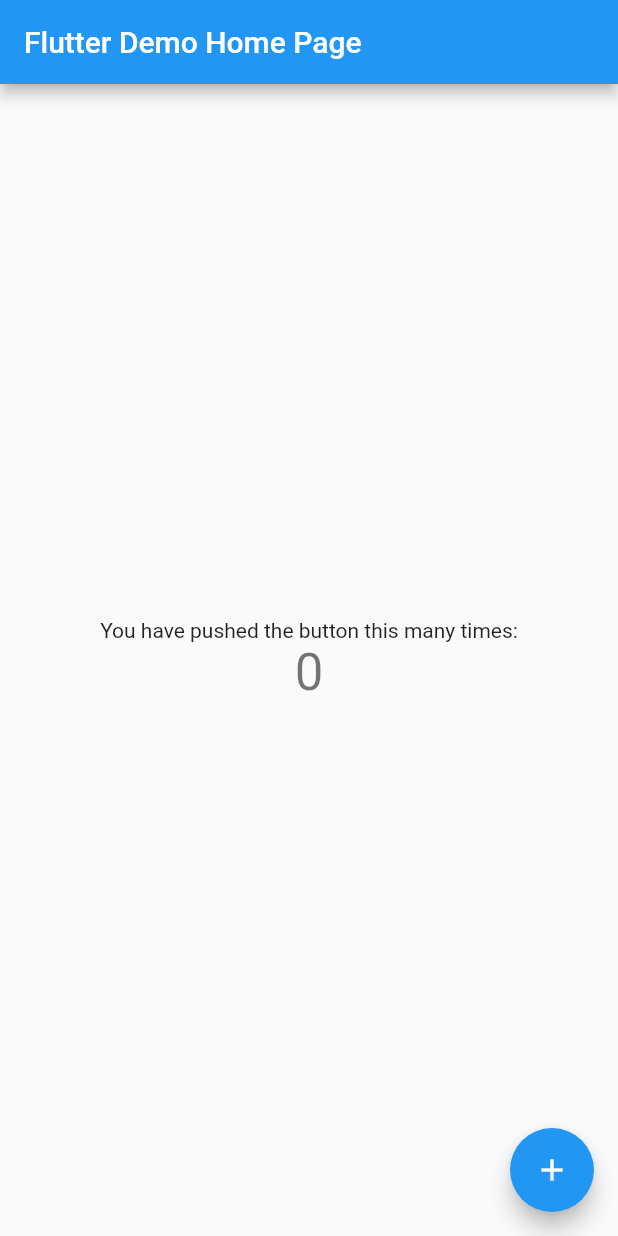
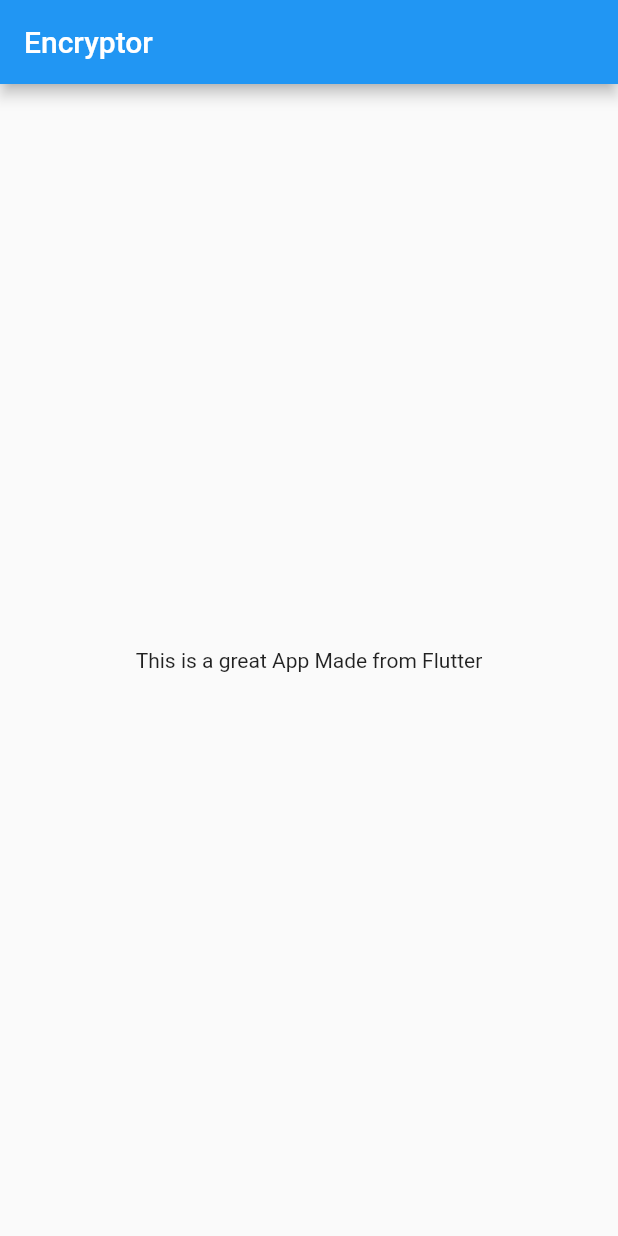
Before and after one commit to avijeetpandey/encryptor, a Flutter app: the screen it shows after launch, on a phone screen of 412 x 824 dp. Run offline on Flutter 3.47's test engine with Material 2 defaults, Android fonts, the phone set to English and light mode, and no system bars.

Commit message:
code cleanup

```diff
--- /dev/null
+++ b/lib/HomePage.dart
@@ -0,0 +1,15 @@
+import 'package:flutter/material.dart';
+
+class HomePage extends StatelessWidget {
+  @override
+  Widget build(BuildContext context) {
+    return Scaffold(
+      appBar: AppBar(
+        title: Text("Encryptor"),
+      ),
+      body: Center(
+        child: Text("This is a great App Made from Flutter"),
+      ),
+    );
+  }
+}
--- a/lib/main.dart
+++ b/lib/main.dart
@@ -1,117 +1,17 @@
 import 'package:flutter/material.dart';
+import './HomePage.dart';
 
 void main() {
   runApp(MyApp());
 }
 
 class MyApp extends StatelessWidget {
-  // This widget is the root of your application.
   @override
   Widget build(BuildContext context) {
     return MaterialApp(
-      title: 'Flutter Demo',
-      theme: ThemeData(
-        // This is the theme of your application.
-        //
-        // Try running your application with "flutter run". You'll see the
-        // application has a blue toolbar. Then, without quitting the app, try
-        // changing the primarySwatch below to Colors.green and then invoke
-        // "hot reload" (press "r" in the console where you ran "flutter run",
-        // or simply save your changes to "hot reload" in a Flutter IDE).
-        // Notice that the counter didn't reset back to zero; the application
-        // is not restarted.
-        primarySwatch: Colors.blue,
-        // This makes the visual density adapt to the platform that you run
-        // the app on. For desktop platforms, the controls will be smaller and
-        // closer together (more dense) than on mobile platforms.
-        visualDensity: VisualDensity.adaptivePlatformDensity,
-      ),
-      home: MyHomePage(title: 'Flutter Demo Home Page'),
+      title: 'Encryptor',
+      debugShowCheckedModeBanner: false,
+      home: HomePage(),
     );
   }
 }
-
-class MyHomePage extends StatefulWidget {
-  MyHomePage({Key key, this.title}) : super(key: key);
-
-  // This widget is the home page of your application. It is stateful, meaning
-  // that it has a State object (defined below) that contains fields that affect
-  // how it looks.
-
-  // This class is the configuration for the state. It holds the values (in this
-  // case the title) provided by the parent (in this case the App widget) and
-  // used by the build method of the State. Fields in a Widget subclass are
-  // always marked "final".
-
-  final String title;
-
-  @override
-  _MyHomePageState createState() => _MyHomePageState();
-}
-
-class _MyHomePageState extends State<MyHomePage> {
-  int _counter = 0;
-
-  void _incrementCounter() {
-    setState(() {
-      // This call to setState tells the Flutter framework that something has
-      // changed in this State, which causes it to rerun the build method below
-      // so that the display can reflect the updated values. If we changed
-      // _counter without calling setState(), then the build method would not be
-      // called again, and so nothing would appear to happen.
-      _counter++;
-    });
-  }
-
-  @override
-  Widget build(BuildContext context) {
-    // This method is rerun every time setState is called, for instance as done
-    // by the _incrementCounter method above.
-    //
-    // The Flutter framework has been optimized to make rerunning build methods
-    // fast, so that you can just rebuild anything that needs updating rather
-    // than having to individually change instances of widgets.
-    return Scaffold(
-      appBar: AppBar(
-        // Here we take the value from the MyHomePage object that was created by
-        // the App.build method, and use it to set our appbar title.
-        title: Text(widget.title),
-      ),
-      body: Center(
-        // Center is a layout widget. It takes a single child and positions it
-        // in the middle of the parent.
-        child: Column(
-          // Column is also a layout widget. It takes a list of children and
-          // arranges them vertically. By default, it sizes itself to fit its
-          // children horizontally, and tries to be as tall as its parent.
-          //
-          // Invoke "debug painting" (press "p" in the console, choose the
-          // "Toggle Debug Paint" action from the Flutter Inspector in Android
-          // Studio, or the "Toggle Debug Paint" command in Visual Studio Code)
-          // to see the wireframe for each widget.
-          //
-          // Column has various properties to control how it sizes itself and
-          // how it positions its children. Here we use mainAxisAlignment to
-          // center the children vertically; the main axis here is the vertical
-          // axis because Columns are vertical (the cross axis would be
-          // horizontal).
-          mainAxisAlignment: MainAxisAlignment.center,
-          children: <Widget>[
-            Text(
-              'You have pushed the button this many times:',
-            ),
-            Text(
-              '$_counter',
-              style: Theme.of(context).textTheme.headline4,
-            ),
-          ],
-        ),
-      ),
-      floatingActionButton: FloatingActionButton(
-        onPressed: _incrementCounter,
-        tooltip: 'Increment',
-        child: Icon(Icons.add),
-      ), // This trailing comma makes auto-formatting nicer for build methods.
-    );
-  }
-}
```
